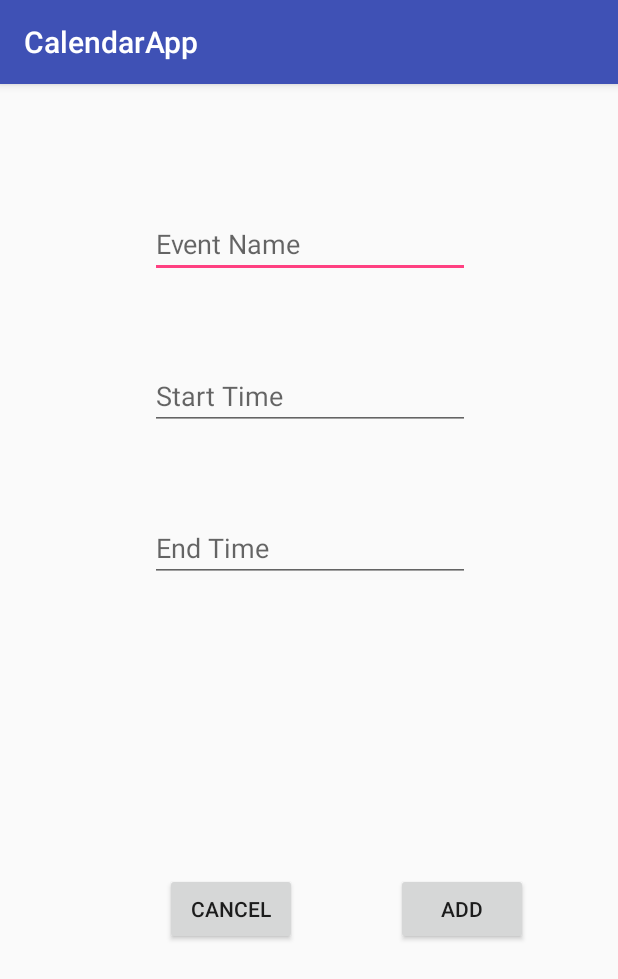
After one commit to savannahp/CalendarApp, an Android app: the AddEventActivity screen opened directly, with no data from a screen before it, on a phone screen of 412 x 824 dp. The commit adds this screen. Shown: the top 979 px of the screen. Run offline under Robolectric (Android 15) with nearby library versions, the phone set to English and light mode, and no system bars.

Commit message:
calendar staffff

```diff
--- a/app/build.gradle
+++ b/app/build.gradle
@@ -47,4 +47,5 @@ dependencies {
 
 
 
+
 apply plugin: 'com.google.gms.google-services'
--- /dev/null
+++ b/app/src/main/java/teamproject/savannahpyle/calendarapp/AddEventActivity.java
@@ -0,0 +1,37 @@
+package teamproject.savannahpyle.calendarapp;
+
+import android.content.Intent;
+import android.support.v7.app.AppCompatActivity;
+import android.os.Bundle;
+import android.view.View;
+import android.widget.EditText;
+
+public class AddEventActivity extends AppCompatActivity {
+
+    private String date;
+
+    @Override
+    protected void onCreate(Bundle savedInstanceState) {
+        super.onCreate(savedInstanceState);
+        setContentView(R.layout.activity_add_event);
+
+        Intent intent = getIntent();
+        date = intent.getStringExtra(Extra.EVENT);
+
+    }
+
+    public void addEvent(View view) {
+
+        CalendarModel model = CalendarModel.getInstance();
+
+        EditText eventName = (EditText) findViewById(R.id.eventNameText);
+        EditText startTime = (EditText) findViewById(R.id.startTimeText);
+        EditText endTime =   (EditText) findViewById(R.id.endTimeText);
+
+        String eventN = eventName.getText().toString();
+        String startT = startTime.getText().toString();
+        String endT = endTime.getText().toString();
+
+
+    }
+}
--- a/app/src/main/java/teamproject/savannahpyle/calendarapp/Extra.java
+++ b/app/src/main/java/teamproject/savannahpyle/calendarapp/Extra.java
@@ -3,4 +3,5 @@ package teamproject.savannahpyle.calendarapp;
 public class Extra {
     public static final String TASK = "TASK";
     public static final String LIST = "LIST";
+    public static final String EVENT = "EVENT";
 }
--- /dev/null
+++ b/app/src/main/res/layout/activity_add_event.xml
@@ -0,0 +1,82 @@
+<?xml version="1.0" encoding="utf-8"?>
+<android.support.constraint.ConstraintLayout xmlns:android="http://schemas.android.com/apk/res/android"
+    xmlns:app="http://schemas.android.com/apk/res-auto"
+    xmlns:tools="http://schemas.android.com/tools"
+    android:layout_width="match_parent"
+    android:layout_height="match_parent"
+    tools:context="teamproject.savannahpyle.calendarapp.AddEventActivity">
+
+    <EditText
+        android:id="@+id/eventNameText"
+        android:layout_width="wrap_content"
+        android:layout_height="wrap_content"
+        android:layout_marginEnd="8dp"
+        android:layout_marginStart="8dp"
+        android:layout_marginTop="84dp"
+        android:ems="10"
+        android:hint="Event Name"
+        android:inputType="textPersonName"
+        app:layout_constraintEnd_toEndOf="parent"
+        app:layout_constraintHorizontal_bias="0.503"
+        app:layout_constraintStart_toStartOf="parent"
+        app:layout_constraintTop_toTopOf="parent" />
+
+    <EditText
+        android:id="@+id/startTimeText"
+        android:layout_width="wrap_content"
+        android:layout_height="wrap_content"
+        android:layout_marginEnd="8dp"
+        android:layout_marginStart="8dp"
+        android:layout_marginTop="56dp"
+        android:ems="10"
+        android:hint="Start Time"
+        android:inputType="time"
+        app:layout_constraintEnd_toEndOf="parent"
+        app:layout_constraintHorizontal_bias="0.503"
+        app:layout_constraintStart_toStartOf="parent"
+        app:layout_constraintTop_toBottomOf="@+id/eventNameText" />
+
+    <EditText
+        android:id="@+id/endTimeText"
+        android:layout_width="wrap_content"
+        android:layout_height="wrap_content"
+        android:layout_marginEnd="8dp"
+        android:layout_marginStart="8dp"
+        android:layout_marginTop="56dp"
+        android:ems="10"
+        android:hint="End Time"
+        android:inputType="time"
+        app:layout_constraintEnd_toEndOf="parent"
+        app:layout_constraintHorizontal_bias="0.503"
+        app:layout_constraintStart_toStartOf="parent"
+        app:layout_constraintTop_toBottomOf="@+id/startTimeText" />
+
+    <Button
+        android:id="@+id/addEventButton"
+        android:layout_width="wrap_content"
+        android:layout_height="wrap_content"
+        android:layout_marginBottom="8dp"
+        android:layout_marginEnd="60dp"
+        android:layout_marginTop="8dp"
+        android:onClick="addEvent"
+        android:text="Add"
+        app:layout_constraintBottom_toBottomOf="parent"
+        app:layout_constraintEnd_toEndOf="parent"
+        app:layout_constraintTop_toBottomOf="@+id/endTimeText" />
+
+    <Button
+        android:id="@+id/cancelEventButton"
+        android:layout_width="wrap_content"
+        android:layout_height="wrap_content"
+        android:layout_marginBottom="8dp"
+        android:layout_marginEnd="8dp"
+        android:layout_marginStart="8dp"
+        android:layout_marginTop="8dp"
+        android:text="Cancel"
+        app:layout_constraintBottom_toBottomOf="parent"
+        app:layout_constraintEnd_toStartOf="@+id/addEventButton"
+        app:layout_constraintHorizontal_bias="0.636"
+        app:layout_constraintStart_toStartOf="parent"
+        app:layout_constraintTop_toBottomOf="@+id/endTimeText" />
+
+</android.support.constraint.ConstraintLayout>
```
Also changed, not shown: app/src/main/AndroidManifest.xml (+7 -7 lines), app/src/main/java/teamproject/savannahpyle/calendarapp/CalandarModel.java (deleted, +0 -26 lines), app/src/main/java/teamproject/savannahpyle/calendarapp/CalendarModel.java (added, +45 -0 lines), app/src/main/java/teamproject/savannahpyle/calendarapp/DayEvents.java (+32 -1 lines), app/src/main/java/teamproject/savannahpyle/calendarapp/Event.java (+10 -0 lines), app/src/main/res/layout/activity_day_events.xml (+33 -2 lines).
